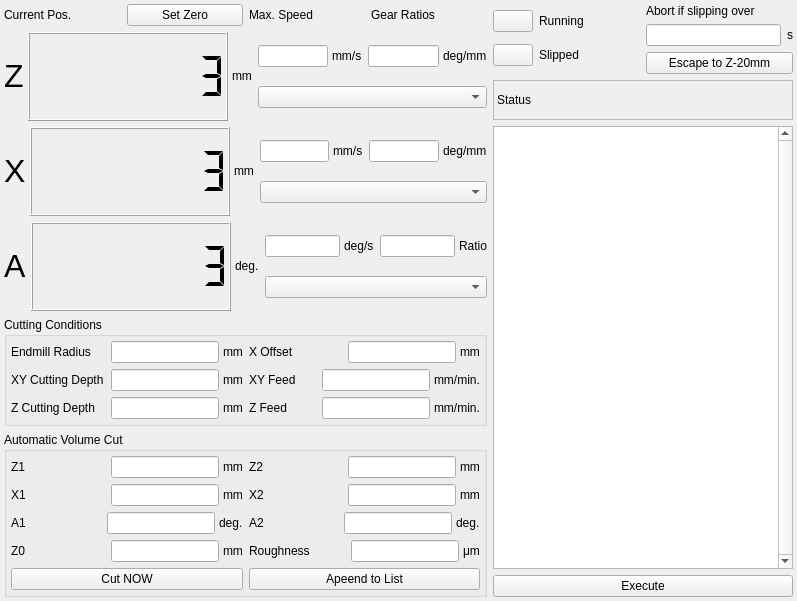
The window that modules/motor/camform.ui (northriv/KAME) describes before a commit, drawn with Qt 5.
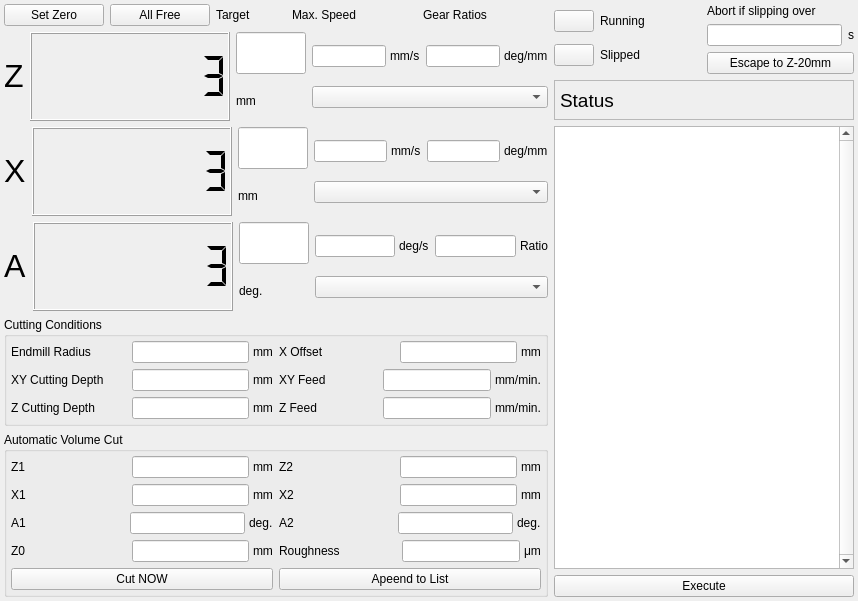
The same window after the commit.

Diff of the .ui file:
```diff
--- a/modules/motor/camform.ui
+++ b/modules/motor/camform.ui
@@ -6,7 +6,7 @@
    <rect>
     <x>0</x>
     <y>0</y>
-    <width>797</width>
+    <width>858</width>
     <height>601</height>
    </rect>
   </property>
@@ -28,38 +28,63 @@
      <number>4</number>
     </property>
     <item row="0" column="0">
-     <layout class="QHBoxLayout" name="horizontalLayout_14">
+     <layout class="QHBoxLayout" name="horizontalLayout_10">
       <item>
        <layout class="QHBoxLayout" name="horizontalLayout_4">
-        <item>
-         <widget class="QLabel" name="textLabel5_4">
-          <property name="sizePolicy">
-           <sizepolicy hsizetype="Preferred" vsizetype="Fixed">
-            <horstretch>0</horstretch>
-            <verstretch>0</verstretch>
-           </sizepolicy>
-          </property>
-          <property name="frameShape">
-           <enum>QFrame::NoFrame</enum>
-          </property>
-          <property name="frameShadow">
-           <enum>QFrame::Plain</enum>
-          </property>
-          <property name="text">
-           <string>Current Pos.</string>
-          </property>
-          <property name="wordWrap">
-           <bool>false</bool>
-          </property>
-         </widget>
-        </item>
         <item>
          <widget class="QPushButton" name="m_btnSetZeroPos">
+          <property name="minimumSize">
+           <size>
+            <width>100</width>
+            <height>0</height>
+           </size>
+          </property>
           <property name="text">
            <string>Set Zero</string>
           </property>
          </widget>
         </item>
+        <item>
+         <widget class="QPushButton" name="m_btnFreeAll">
+          <property name="minimumSize">
+           <size>
+            <width>100</width>
+            <height>0</height>
+           </size>
+          </property>
+          <property name="text">
+           <string>All Free</string>
+          </property>
+         </widget>
+        </item>
+        <item>
+         <widget class="QLabel" name="textLabel5_4">
+          <property name="sizePolicy">
+           <sizepolicy hsizetype="Preferred" vsizetype="Fixed">
+            <horstretch>0</horstretch>
+            <verstretch>0</verstretch>
+           </sizepolicy>
+          </property>
+          <property name="minimumSize">
+           <size>
+            <width>70</width>
+            <height>0</height>
+           </size>
+          </property>
+          <property name="frameShape">
+           <enum>QFrame::NoFrame</enum>
+          </property>
+          <property name="frameShadow">
+           <enum>QFrame::Plain</enum>
+          </property>
+          <property name="text">
+           <string>Target</string>
+          </property>
+          <property name="wordWrap">
+           <bool>false</bool>
+          </property>
+         </widget>
+        </item>
        </layout>
       </item>
       <item>
@@ -275,6 +300,11 @@
           <height>40</height>
          </size>
         </property>
+        <property name="font">
+         <font>
+          <pointsize>14</pointsize>
+         </font>
+        </property>
         <property name="frameShape">
          <enum>QFrame::StyledPanel</enum>
         </property>
@@ -315,12 +345,9 @@
      </layout>
     </item>
     <item row="1" column="0">
-     <layout class="QHBoxLayout" name="horizontalLayout_10">
+     <layout class="QHBoxLayout" name="horizontalLayout_15">
       <item>
-       <layout class="QHBoxLayout">
-        <property name="spacing">
-         <number>4</number>
-        </property>
+       <layout class="QHBoxLayout" name="horizontalLayout_14">
         <item>
          <widget class="QLabel" name="textLabel5">
           <property name="sizePolicy">
@@ -389,9 +416,33 @@
          </widget>
         </item>
         <item>
+         <layout class="QVBoxLayout" name="verticalLayout_5">
+          <item>
+           <widget class="QLineEdit" name="m_edTargetZ">
+            <property name="sizePolicy">
+             <sizepolicy hsizetype="Preferred" vsizetype="Preferred">
+              <horstretch>0</horstretch>
+              <verstretch>0</verstretch>
+             </sizepolicy>
+            </property>
+            <property name="minimumSize">
+             <size>
+              <width>70</width>
+              <height>0</height>
+             </size>
+            </property>
+            <property name="maximumSize">
+             <size>
+              <width>150</width>
+              <height>32767</height>
+             </size>
+            </property>
+           </widget>
+          </item>
+          <item>
          <widget class="QLabel" name="textLabel9">
           <property name="sizePolicy">
-           <sizepolicy hsizetype="Fixed" vsizetype="Fixed">
+             <sizepolicy hsizetype="Preferred" vsizetype="Preferred">
             <horstretch>0</horstretch>
             <verstretch>0</verstretch>
            </sizepolicy>
@@ -403,6 +454,8 @@
            <bool>false</bool>
           </property>
          </widget>
+          </item>
+         </layout>
         </item>
        </layout>
       </item>
@@ -506,13 +559,10 @@
      </layout>
     </item>
     <item row="2" column="0">
+     <layout class="QHBoxLayout" name="horizontalLayout_16">
+      <item>
      <layout class="QHBoxLayout" name="horizontalLayout_9">
       <item>
-       <layout class="QHBoxLayout">
-        <property name="spacing">
-         <number>4</number>
-        </property>
-        <item>
          <widget class="QLabel" name="textLabel7">
           <property name="sizePolicy">
            <sizepolicy hsizetype="Preferred" vsizetype="Fixed">
@@ -574,9 +624,33 @@
          </widget>
         </item>
         <item>
+         <layout class="QVBoxLayout" name="verticalLayout_6">
+          <item>
+           <widget class="QLineEdit" name="m_edTargetX">
+            <property name="sizePolicy">
+             <sizepolicy hsizetype="Preferred" vsizetype="Preferred">
+              <horstretch>0</horstretch>
+              <verstretch>0</verstretch>
+             </sizepolicy>
+            </property>
+            <property name="minimumSize">
+             <size>
+              <width>70</width>
+              <height>0</height>
+             </size>
+            </property>
+            <property name="maximumSize">
+             <size>
+              <width>150</width>
+              <height>32767</height>
+             </size>
+            </property>
+           </widget>
+          </item>
+          <item>
          <widget class="QLabel" name="textLabel10">
           <property name="sizePolicy">
-           <sizepolicy hsizetype="Fixed" vsizetype="Fixed">
+             <sizepolicy hsizetype="Preferred" vsizetype="Preferred">
             <horstretch>0</horstretch>
             <verstretch>0</verstretch>
            </sizepolicy>
@@ -588,6 +662,8 @@
            <bool>false</bool>
           </property>
          </widget>
+          </item>
+         </layout>
         </item>
        </layout>
       </item>
@@ -698,13 +774,10 @@
      </layout>
     </item>
     <item row="3" column="0">
+     <layout class="QHBoxLayout" name="horizontalLayout_17">
+      <item>
      <layout class="QHBoxLayout" name="horizontalLayout">
       <item>
-       <layout class="QHBoxLayout">
-        <property name="spacing">
-         <number>4</number>
-        </property>
-        <item>
          <widget class="QLabel" name="textLabel6">
           <property name="sizePolicy">
            <sizepolicy hsizetype="Preferred" vsizetype="Fixed">
@@ -766,9 +839,33 @@
          </widget>
         </item>
         <item>
+         <layout class="QVBoxLayout" name="verticalLayout_7">
+          <item>
+           <widget class="QLineEdit" name="m_edTargetA">
+            <property name="sizePolicy">
+             <sizepolicy hsizetype="Preferred" vsizetype="Preferred">
+              <horstretch>0</horstretch>
+              <verstretch>0</verstretch>
+             </sizepolicy>
+            </property>
+            <property name="minimumSize">
+             <size>
+              <width>70</width>
+              <height>0</height>
+             </size>
+            </property>
+            <property name="maximumSize">
+             <size>
+              <width>150</width>
+              <height>32767</height>
+             </size>
+            </property>
+           </widget>
+          </item>
+          <item>
          <widget class="QLabel" name="textLabel11">
           <property name="sizePolicy">
-           <sizepolicy hsizetype="Fixed" vsizetype="Fixed">
+             <sizepolicy hsizetype="Preferred" vsizetype="Preferred">
             <horstretch>0</horstretch>
             <verstretch>0</verstretch>
            </sizepolicy>
@@ -783,6 +880,8 @@
         </item>
        </layout>
       </item>
+       </layout>
+      </item>
       <item>
        <layout class="QGridLayout" name="gridLayout_2">
         <item row="0" column="0">
```
Left out of the diff: 6 changed lines with no effect on the pictures. Lines whose indentation alone changed are shown as unchanged.
